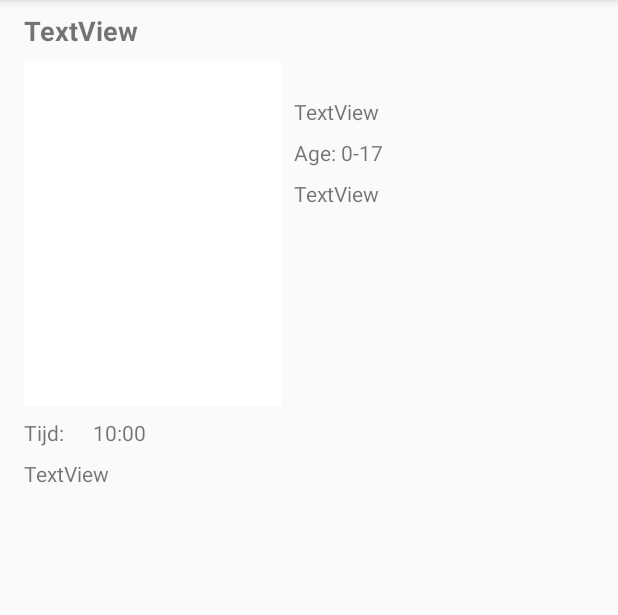
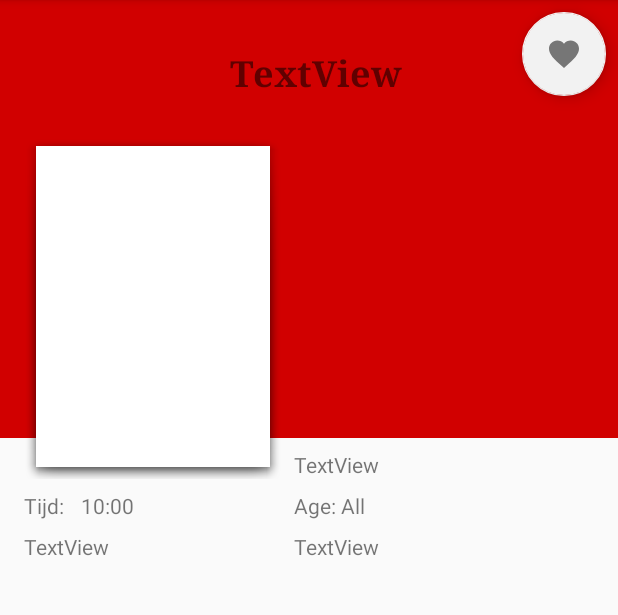
Before and after one commit to Teunimli/Bioscoop, an Android app: the DetailActivity screen opened directly, with no data from a screen before it, on a phone screen of 412 x 824 dp, the part 84-699 px from its top. Run offline under Robolectric (Android 15) with nearby library versions, the phone set to English and light mode, and no system bars; our stand-ins replace Picasso; pictures from the network do not load; 8 statements that could not run were skipped.

Commit message:
Changed menu to fragments, added favourite activity

```diff
--- a/App/Bioscopify/app/src/main/java/com/example/rickyberg/bioscopify/DataAccessLayer/MovieRepositorySQL.java
+++ b/App/Bioscopify/app/src/main/java/com/example/rickyberg/bioscopify/DataAccessLayer/MovieRepositorySQL.java
@@ -2,7 +2,6 @@ package com.example.rickyberg.bioscopify.DataAccessLayer;
 
 import android.content.ContentValues;
 import android.content.Context;
-import android.content.Intent;
 import android.database.Cursor;
 import android.database.sqlite.SQLiteDatabase;
 
@@ -23,7 +22,7 @@ public class MovieRepositorySQL implements MovieRepositoryInterface {
         sqlHandler = new SqlHandler(context,
                 "Items.db",
                 null,
-                1);
+                2);
         }
 
     @Override
--- a/App/Bioscopify/app/src/main/java/com/example/rickyberg/bioscopify/DataAccessLayer/SqlHandler.java
+++ b/App/Bioscopify/app/src/main/java/com/example/rickyberg/bioscopify/DataAccessLayer/SqlHandler.java
@@ -18,7 +18,7 @@ public class SqlHandler extends SQLiteOpenHelper {
     @Override
     public void onCreate(SQLiteDatabase sqLiteDatabase) {
         sqLiteDatabase.execSQL("CREATE TABLE `Movie` (\n" +
-                "\t`id`\tINTEGER NOT NULL,\n" +
+                "\t`id`\tINTEGER PRIMARY KEY,\n" +
                 "\t`title`\tTEXT,\n" +
                 "\t`adult`\tInteger,\n" +
                 "\t`genre`\tTEXT,\n" +
@@ -30,7 +30,7 @@ public class SqlHandler extends SQLiteOpenHelper {
 
     @Override
     public void onUpgrade(SQLiteDatabase sqLiteDatabase, int i, int i1) {
-        sqLiteDatabase.execSQL("DROP TABLE IF EXISTS Item");
+        sqLiteDatabase.execSQL("DROP TABLE IF EXISTS Movie");
         this.onCreate(sqLiteDatabase);
     }
     public SQLiteDatabase getDatabase() {
@@ -38,6 +38,7 @@ public class SqlHandler extends SQLiteOpenHelper {
         return db;
     }
     public void closeConnection() {
+
         db.close();
     }
 }
--- a/App/Bioscopify/app/src/main/java/com/example/rickyberg/bioscopify/PresentationLayer/DetailActivity.java
+++ b/App/Bioscopify/app/src/main/java/com/example/rickyberg/bioscopify/PresentationLayer/DetailActivity.java
@@ -1,26 +1,32 @@
 package com.example.rickyberg.bioscopify.PresentationLayer;
 
 import android.content.Intent;
+import android.database.CursorIndexOutOfBoundsException;
+import android.os.Bundle;
+import android.support.design.widget.FloatingActionButton;
 import android.support.v7.app.AppCompatActivity;
-import android.os.Bundle;
 import android.view.View;
 import android.widget.ImageView;
 import android.widget.TextView;
-import android.widget.Toast;
 
+import com.example.rickyberg.bioscopify.DataAccessLayer.MovieRepositoryInterface;
+import com.example.rickyberg.bioscopify.DataAccessLayer.MovieRepositorySQL;
 import com.example.rickyberg.bioscopify.DomainLayer.Movie;
 import com.example.rickyberg.bioscopify.R;
 import com.squareup.picasso.Picasso;
 
 public class DetailActivity extends AppCompatActivity {
-private ImageView poster;
+    private MovieRepositoryInterface movieRepository;
+    private Movie item;
+    private ImageView poster;
 private TextView title;
 private TextView adult;
 private TextView language;
 private TextView genre;
 private TextView time;
 private TextView overview;
-private Movie item;
+private FloatingActionButton floatingActionButton;
+private boolean isFavorite;
 
     @Override
     protected void onCreate(Bundle savedInstanceState) {
@@ -28,6 +34,7 @@ private Movie item;
         setContentView(R.layout.activity_detail);
         item = (Movie) getIntent().getSerializableExtra("MOVIEITEM");
         int position = (int)getIntent().getSerializableExtra("POSITION");
+         movieRepository = new MovieRepositorySQL(this);
         poster = (ImageView) findViewById(R.id.posterTv);
         title = (TextView) findViewById(R.id.titleTv);
         adult = (TextView) findViewById(R.id.ageTv);
@@ -36,6 +43,8 @@ private Movie item;
         time = (TextView) findViewById(R.id.movietimeTV);
         overview = (TextView) findViewById(R.id.overviewTv);
         Picasso.with(this).load(item.getPosterpath()).into(poster);
+        floatingActionButton = (FloatingActionButton) findViewById(R.id.fabDetailFavorite);
+        checkIfFavorite();
         title.setText(item.getTitle());
         if (item.getAge() == true)
         {
@@ -43,7 +52,7 @@ private Movie item;
         }
         else
         {
-            adult.setText("Age: 0-17");
+            adult.setText("Age: All");
         }
         language.setText(item.getLanguage());
         genre.setText(item.getGenre().toString());
@@ -78,11 +87,39 @@ private Movie item;
         overview.setText(item.getOverview());
 
     }
+    public void checkIfFavorite(){
+        try {
+            if (movieRepository.getMovie(item.getId()) != null) {
+                floatingActionButton.setImageResource(R.drawable.ic_favorite);
+                isFavorite = true;
+            }
+        }catch (CursorIndexOutOfBoundsException ex) {
+            floatingActionButton.setImageResource(R.drawable.ic_not_enabled_favorite);
+            isFavorite = false;
+        }
+    }
+
     public void onClick(View view)
     {
         //TICKET SELECT SCREEN
         Intent intent = new Intent(getApplicationContext(), TicketSelectActivity.class);
         intent.putExtra("MOVIEITEM", item);
         startActivity(intent);
+
+    }
+
+    public void addToFavorites(View view){
+        if (isFavorite) {
+            movieRepository.deleteMovie(item.getId());
+            floatingActionButton.setImageResource(R.drawable.ic_not_enabled_favorite);
+            isFavorite = false;
+        }
+        else
+        {
+            movieRepository.addMovie(item);
+            floatingActionButton.setImageResource(R.drawable.ic_favorite);
+            isFavorite = true;
+        }
+
     }
 }
--- /dev/null
+++ b/App/Bioscopify/app/src/main/res/drawable/ic_not_enabled_favorite.xml
@@ -0,0 +1,5 @@
+<vector android:autoMirrored="true" android:height="24dp"
+    android:viewportHeight="24.0" android:viewportWidth="24.0"
+    android:width="24dp" xmlns:android="http://schemas.android.com/apk/res/android">
+    <path android:fillColor="#767676" android:pathData="M12,21.35l-1.45,-1.32C5.4,15.36 2,12.28 2,8.5 2,5.42 4.42,3 7.5,3c1.74,0 3.41,0.81 4.5,2.09C13.09,3.81 14.76,3 16.5,3 19.58,3 22,5.42 22,8.5c0,3.78 -3.4,6.86 -8.55,11.54L12,21.35z"/>
+</vector>
--- a/App/Bioscopify/app/src/main/res/layout/activity_detail.xml
+++ b/App/Bioscopify/app/src/main/res/layout/activity_detail.xml
@@ -4,14 +4,30 @@
     xmlns:tools="http://schemas.android.com/tools"
     android:layout_width="match_parent"
     android:layout_height="match_parent"
-    tools:context="com.example.rickyberg.bioscopify.PresentationLayer.DetailActivity">
+    tools:context="com.example.rickyberg.bioscopify.PresentationLayer.DetailActivity"
+    tools:layout_editor_absoluteY="81dp">
+
+    <ImageView
+        android:id="@+id/imageView2"
+        android:layout_width="0dp"
+        android:layout_height="0dp"
+        android:textAlignment="center"
+        app:layout_constraintBottom_toTopOf="@+id/guideline"
+        app:layout_constraintEnd_toEndOf="parent"
+        app:layout_constraintHorizontal_bias="0.0"
+        app:layout_constraintStart_toStartOf="parent"
+        app:layout_constraintTop_toTopOf="parent"
+        app:layout_constraintVertical_bias="1.0"
+        app:srcCompat="@color/colorAccent" />
 
     <ImageView
         android:id="@+id/posterTv"
         android:layout_width="172dp"
         android:layout_height="230dp"
         android:layout_marginStart="16dp"
-        android:layout_marginTop="8dp"
+        android:layout_marginTop="24dp"
+        android:background="@android:drawable/dialog_holo_light_frame"
+        android:scaleType="centerCrop"
         app:layout_constraintStart_toStartOf="parent"
         app:layout_constraintTop_toBottomOf="@+id/titleTv"
         app:srcCompat="@android:color/background_light" />
@@ -22,10 +38,12 @@
         android:layout_height="wrap_content"
         android:layout_marginEnd="8dp"
         android:layout_marginStart="16dp"
-        android:layout_marginTop="8dp"
+        android:layout_marginTop="32dp"
         android:text="TextView"
-        android:textSize="18sp"
+        android:textAlignment="center"
+        android:textSize="24sp"
         android:textStyle="bold"
+        android:typeface="serif"
         app:layout_constraintEnd_toEndOf="parent"
         app:layout_constraintHorizontal_bias="0.0"
         app:layout_constraintStart_toStartOf="parent"
@@ -37,12 +55,11 @@
         android:layout_height="wrap_content"
         android:layout_marginEnd="8dp"
         android:layout_marginStart="8dp"
-        android:layout_marginTop="32dp"
+        android:layout_marginTop="8dp"
         android:text="TextView"
         app:layout_constraintEnd_toEndOf="parent"
-        app:layout_constraintHorizontal_bias="0.0"
         app:layout_constraintStart_toEndOf="@+id/posterTv"
-        app:layout_constraintTop_toBottomOf="@+id/titleTv" />
+        app:layout_constraintTop_toTopOf="@+id/guideline" />
 
     <TextView
         android:id="@+id/ageTv"
@@ -82,11 +99,11 @@
         android:id="@+id/movietimeTV"
         android:layout_width="wrap_content"
         android:layout_height="wrap_content"
-        android:layout_marginStart="16dp"
+        android:layout_marginStart="8dp"
         android:layout_marginTop="8dp"
-        android:text="TextView"
         android:clickable="true"
         android:onClick="onClick"
+        android:text="TextView"
         app:layout_constraintStart_toEndOf="@+id/timeTv"
         app:layout_constraintTop_toBottomOf="@+id/posterTv" />
 
@@ -99,6 +116,28 @@
         android:layout_marginTop="8dp"
         android:text="TextView"
         app:layout_constraintEnd_toEndOf="parent"
+        app:layout_constraintHorizontal_bias="0.0"
         app:layout_constraintStart_toStartOf="parent"
-        app:layout_constraintTop_toBottomOf="@+id/timeTv" />
+        app:layout_constraintTop_toBottomOf="@+id/movietimeTV" />
+
+    <android.support.design.widget.FloatingActionButton
+        android:id="@+id/fabDetailFavorite"
+        android:layout_width="wrap_content"
+        android:layout_height="wrap_content"
+        android:layout_marginEnd="8dp"
+        android:layout_marginTop="8dp"
+        android:clickable="true"
+        android:onClick="addToFavorites"
+        android:src="@drawable/ic_not_enabled_favorite"
+        app:backgroundTint="@color/colorWhite"
+        app:layout_constraintEnd_toEndOf="parent"
+        app:layout_constraintTop_toTopOf="parent" />
+
+    <android.support.constraint.Guideline
+        android:id="@+id/guideline"
+        android:layout_width="wrap_content"
+        android:layout_height="wrap_content"
+        android:orientation="horizontal"
+        app:layout_constraintGuide_percent="0.38" />
+
 </android.support.constraint.ConstraintLayout>
--- a/App/Bioscopify/app/src/main/res/layout/fragment_favorite.xml
+++ b/App/Bioscopify/app/src/main/res/layout/fragment_favorite.xml
@@ -12,7 +12,7 @@
         android:layout_height="match_parent">
 
         <GridView
-            android:id="@+id/movieListGrid2"
+            android:id="@+id/movieListFavorite"
             android:layout_marginBottom="8dp"
             android:layout_marginEnd="8dp"
             android:layout_marginStart="8dp"
```
Also changed, not shown: App/Bioscopify/app/src/main/AndroidManifest.xml (+4 -9 lines), App/Bioscopify/app/src/main/java/com/example/rickyberg/bioscopify/PresentationLayer/Contact.java (deleted, +0 -110 lines), App/Bioscopify/app/src/main/java/com/example/rickyberg/bioscopify/PresentationLayer/ContactFragment.java (renamed from App/Bioscopify/app/src/main/java/com/example/rickyberg/bioscopify/PresentationLayer/BlankFragment.java, +2 -5 lines), App/Bioscopify/app/src/main/java/com/example/rickyberg/bioscopify/PresentationLayer/FavoriteFragment.java (+36 -1 lines), App/Bioscopify/app/src/main/java/com/example/rickyberg/bioscopify/PresentationLayer/MainActivity.java (+2 -18 lines).
